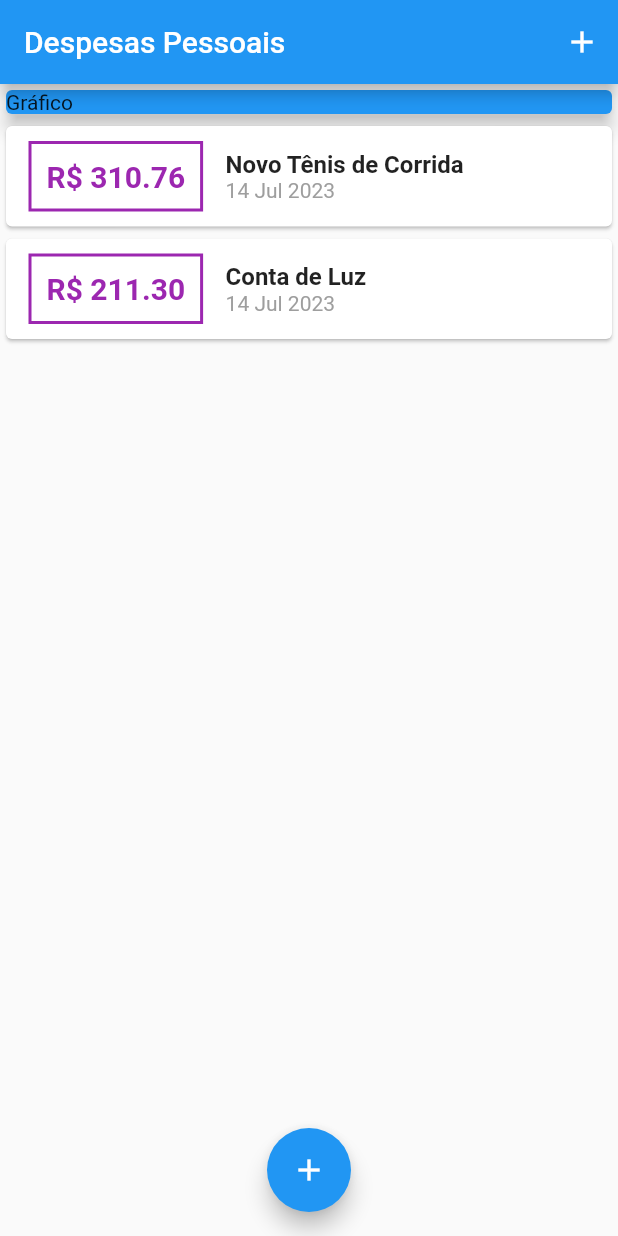
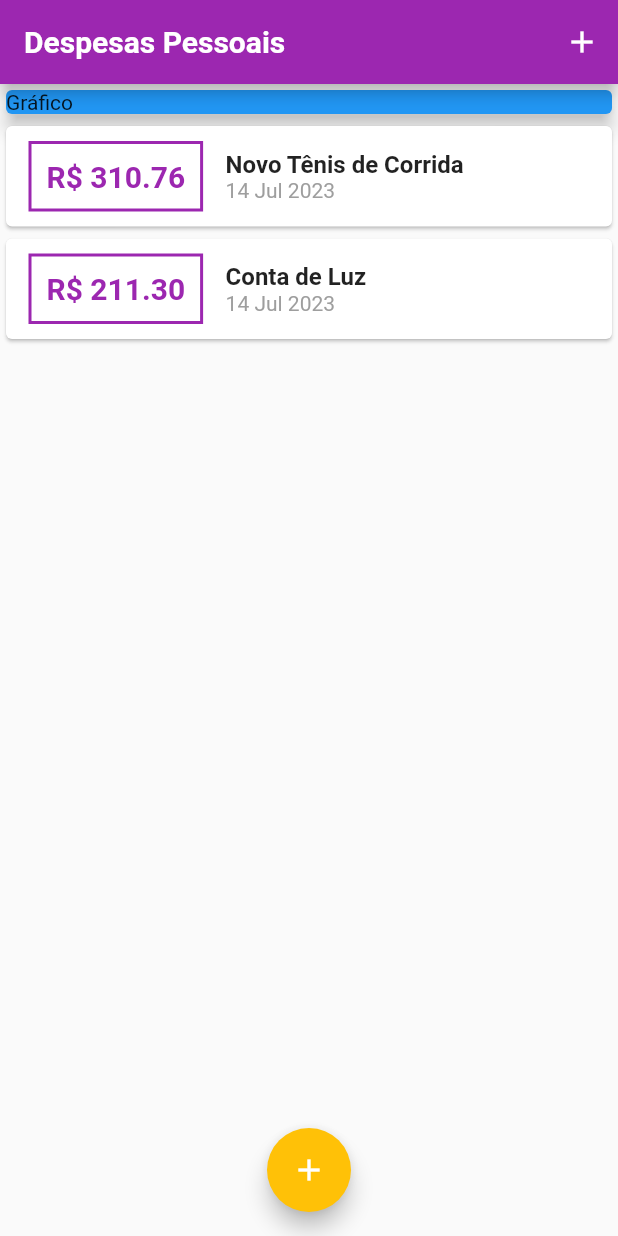
Before and after one commit to marcelinx/expensesApp, a Flutter app: the screen it shows after launch, on a phone screen of 412 x 824 dp. Run offline on Flutter 3.47's test engine with Material 2 defaults, Android fonts, the phone set to English and light mode, and no system bars; Roboto replaces fonts that are missing (OpenSans).

Commit message:
adding style with Theme

```diff
--- a/lib/components/transaction_list.dart
+++ b/lib/components/transaction_list.dart
@@ -25,17 +25,17 @@ class TransactionList extends StatelessWidget {
                   ),
                   decoration: BoxDecoration(
                     border: Border.all(
-                      color: Colors.purple,
+                      color: Theme.of(context).colorScheme.primary,
                       width: 2,
                     ),
                   ),
                   padding: const EdgeInsets.all(10),
                   child: Text(
                     'R\$ ${tr.value.toStringAsFixed(2)}',
-                    style: const TextStyle(
+                    style: TextStyle(
                       fontWeight: FontWeight.bold,
                       fontSize: 20,
-                      color: Colors.purple,
+                      color: Theme.of(context).colorScheme.primary,
                     ),
                   ),
                 ),
--- a/lib/main.dart
+++ b/lib/main.dart
@@ -1,25 +1,46 @@
-import 'package:expenses/components/transaction_form.dart';
 import 'package:flutter/material.dart';
 import 'dart:math';
-import 'components/transaction_form.dart';
-import 'components/transaction_list.dart';
+import './components/transaction_form.dart';
+import './components/transaction_list.dart';
 import 'models/transaction.dart';
 
-main() => runApp(const ExpensesApp());
+main() => runApp(ExpensesApp());
 
 class ExpensesApp extends StatelessWidget {
-  const ExpensesApp({Key? key}) : super(key: key);
   @override
   Widget build(BuildContext context) {
-    return const MaterialApp(home: MyHomePage());
+    final ThemeData tema = ThemeData();
+
+    return MaterialApp(
+      home: MyHomePage(),
+      theme: tema.copyWith(
+        colorScheme: tema.colorScheme.copyWith(
+          primary: Colors.purple,
+          secondary: Colors.amber,
+        ),
+        textTheme: tema.textTheme.copyWith(
+          headline6: TextStyle(
+            fontFamily: 'OpenSans',
+            fontSize: 18,
+            fontWeight: FontWeight.bold,
+            color: Colors.black,
+          ),
+        ),
+        appBarTheme: AppBarTheme(
+          titleTextStyle: TextStyle(
+            fontFamily: 'OpenSans',
+            fontSize: 20,
+            fontWeight: FontWeight.bold,
+          ),
+        ),
+      ),
+    );
   }
 }
 
 class MyHomePage extends StatefulWidget {
-  const MyHomePage({Key? key}) : super(key: key);
-
   @override
-  State<MyHomePage> createState() => _MyHomePageState();
+  _MyHomePageState createState() => _MyHomePageState();
 }
 
 class _MyHomePageState extends State<MyHomePage> {
@@ -66,10 +87,10 @@ class _MyHomePageState extends State<MyHomePage> {
   Widget build(BuildContext context) {
     return Scaffold(
       appBar: AppBar(
-        title: const Text('Despesas Pessoais'),
-        actions: [
+        title: Text('Despesas Pessoais'),
+        actions: <Widget>[
           IconButton(
-            icon: const Icon(Icons.add),
+            icon: Icon(Icons.add),
             onPressed: () => _openTransactionFormModal(context),
           ),
         ],
@@ -77,8 +98,9 @@ class _MyHomePageState extends State<MyHomePage> {
       body: SingleChildScrollView(
         child: Column(
           crossAxisAlignment: CrossAxisAlignment.stretch,
-          children: [
-            const SizedBox(
+          children: <Widget>[
+            Container(
+              width: double.infinity,
               child: Card(
                 color: Colors.blue,
                 child: Text('Gráfico'),
@@ -90,7 +112,7 @@ class _MyHomePageState extends State<MyHomePage> {
         ),
       ),
       floatingActionButton: FloatingActionButton(
-        child: const Icon(Icons.add),
+        child: Icon(Icons.add),
         onPressed: () => _openTransactionFormModal(context),
       ),
       floatingActionButtonLocation: FloatingActionButtonLocation.centerFloat,
```
